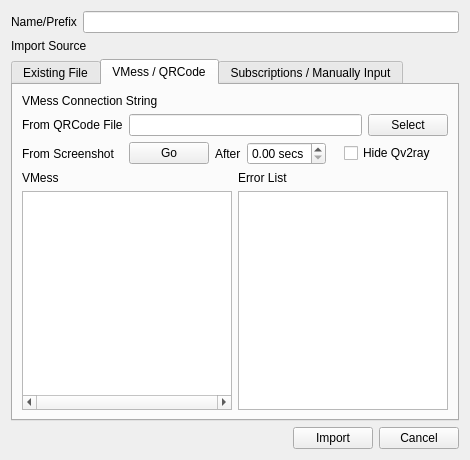
Old version of the form src/ui/w_ImportConfig.ui in the repository darsvador/qvssr.
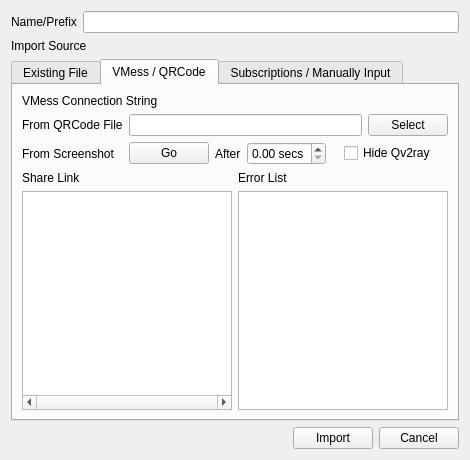
New version of the form. The open tabs and pages were chosen to show the change.

Patch:
```diff
--- a/src/ui/w_ImportConfig.ui
+++ b/src/ui/w_ImportConfig.ui
@@ -267,7 +267,7 @@
          <item row="0" column="0">
           <widget class="QLabel" name="label_8">
            <property name="text">
-            <string>VMess</string>
+            <string>Share Link</string>
            </property>
           </widget>
          </item>
```
Left out of the diff: 2 changed lines with no effect on the pictures.
